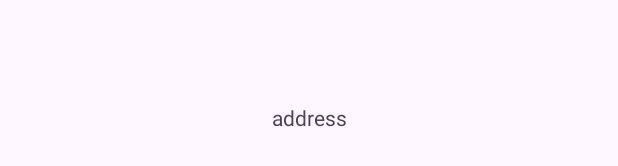
After one commit to python-college/nft-marketplace-mobile, an Android app: the layout fragment_collection.xml on its own in the app's theme, with its tools: preview values and no code run, on a phone screen of 412 x 824 dp. The commit adds this screen. Shown: the part 501-667 px from the top of the screen. Run offline under Robolectric (Android 15) with nearby library versions, the phone set to English and light mode, and no system bars.

Commit message:
Added CollectionFragment and ViewModel Updated nav_graph Updated image of collection

```diff
--- a/app/build.gradle.kts
+++ b/app/build.gradle.kts
@@ -52,6 +52,7 @@ dependencies {
     // Dagger Hilt
     implementation("com.google.dagger:hilt-android:$hilt_version")
     implementation("androidx.legacy:legacy-support-v4:1.0.0")
+    implementation("androidx.fragment:fragment-ktx:1.5.6")
     kapt("com.google.dagger:hilt-android-compiler:$hilt_version")
 
     // Retrofit
--- a/app/src/main/java/ru/technosopher/nftmarketplaceapp/marketplace/domain/entities/NftCollectionEntity.kt
+++ b/app/src/main/java/ru/technosopher/nftmarketplaceapp/marketplace/domain/entities/NftCollectionEntity.kt
@@ -1,8 +1,10 @@
 package ru.technosopher.nftmarketplaceapp.marketplace.domain.entities
 
-data class NftCollectionEntity(
+import java.io.Serializable
+
+data class NftCollectionEntity (
+    val address: String,
     val name: String,
-    val address: String,
     val description: String,
     val imageUrl: String?
 )
--- a/app/src/main/java/ru/technosopher/nftmarketplaceapp/marketplace/ui/viewmodel/MarketplaceViewModel.kt
+++ b/app/src/main/java/ru/technosopher/nftmarketplaceapp/marketplace/ui/viewmodel/MarketplaceViewModel.kt
@@ -18,7 +18,7 @@ class MarketplaceViewModel @Inject constructor(
     private val getCollectionListUseCase: GetCollectionListUseCase
 ) : ViewModel() {
 
-    private val TAG : String = "MARKETPLACE_VIEWMODEL"
+    public val TAG : String = "MARKETPLACE_VIEWMODEL"
 
     private val mutableStateLiveData: MutableLiveData<State> by lazy {
         MutableLiveData<State>()
--- a/app/src/main/java/ru/technosopher/nftmarketplaceapp/marketplace/ui/viewmodel/NftViewModel.kt
+++ b/app/src/main/java/ru/technosopher/nftmarketplaceapp/marketplace/ui/viewmodel/NftViewModel.kt
@@ -1,6 +1,8 @@
 package ru.technosopher.nftmarketplaceapp.marketplace.ui.viewmodel
 
 import androidx.lifecycle.ViewModel
+import dagger.hilt.android.lifecycle.HiltViewModel
+
 
 class NftViewModel : ViewModel() {
     // TODO: Implement the ViewModel
--- /dev/null
+++ b/app/src/main/res/layout/fragment_collection.xml
@@ -0,0 +1,35 @@
+<?xml version="1.0" encoding="utf-8"?>
+<FrameLayout xmlns:android="http://schemas.android.com/apk/res/android"
+    xmlns:tools="http://schemas.android.com/tools"
+    android:layout_width="match_parent"
+    android:layout_height="match_parent"
+    xmlns:app="http://schemas.android.com/apk/res-auto"
+    tools:context=".marketplace.ui.fragment.MarketplaceFragment">
+
+    <ProgressBar
+        android:id="@+id/loading_bar"
+        android:layout_width="wrap_content"
+        android:layout_height="wrap_content"
+        android:layout_gravity="center"
+        android:visibility="visible"
+        tools:visibility="gone"/>
+
+    <androidx.constraintlayout.widget.ConstraintLayout
+        android:id="@+id/page_content"
+        android:visibility="gone"
+        android:layout_width="match_parent"
+        android:layout_height="match_parent"
+        tools:visibility="visible">
+        <TextView
+            android:id="@+id/tv_address"
+            android:layout_width="wrap_content"
+            android:layout_height="wrap_content"
+            android:padding="16dp"
+            tools:text="address"
+            app:layout_constraintTop_toTopOf="parent"
+            app:layout_constraintBottom_toBottomOf="parent"
+            app:layout_constraintStart_toStartOf="parent"
+            app:layout_constraintEnd_toEndOf="parent"/>
+    </androidx.constraintlayout.widget.ConstraintLayout>
+
+</FrameLayout>
--- a/app/src/main/res/values/themes.xml
+++ b/app/src/main/res/values/themes.xml
@@ -6,4 +6,8 @@
     </style>
 
     <style name="Theme.NFTMarketplaceApp" parent="Base.Theme.NFTMarketplaceApp" />
+
+    <style name="RoundedSquare">
+        <item name="cornerSize">10%</item>
+    </style>
 </resources>
```
Also changed, not shown: app/src/main/java/ru/technosopher/nftmarketplaceapp/marketplace/ui/adapter/NftAdapter.kt (+8 -1 lines), app/src/main/java/ru/technosopher/nftmarketplaceapp/marketplace/ui/fragment/CollectionFragment.kt (added, +44 -0 lines), app/src/main/java/ru/technosopher/nftmarketplaceapp/marketplace/ui/fragment/MarketplaceFragment.kt (+13 -4 lines), app/src/main/java/ru/technosopher/nftmarketplaceapp/marketplace/ui/fragment/NftFragment.kt (+8 -5 lines), app/src/main/java/ru/technosopher/nftmarketplaceapp/marketplace/ui/viewmodel/CollectionViewModel.kt (added, +23 -0 lines), app/src/main/res/layout/item_collection.xml (+6 -4 lines), app/src/main/res/navigation/nft_nav_graph.xml (+15 -1 lines).
